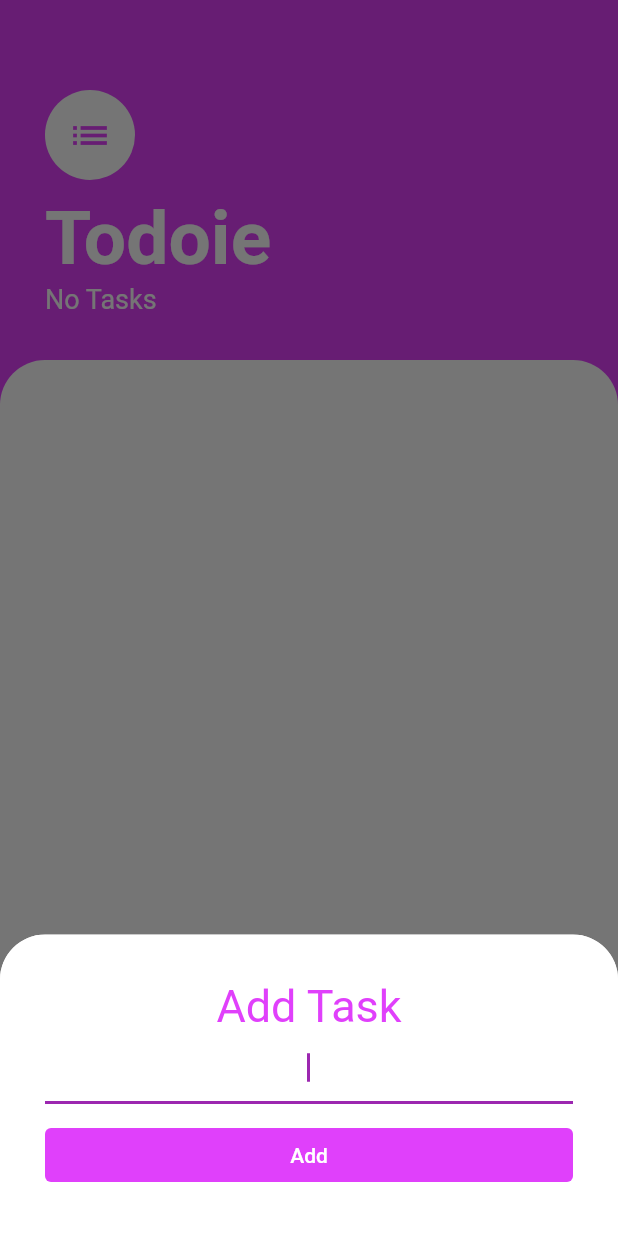
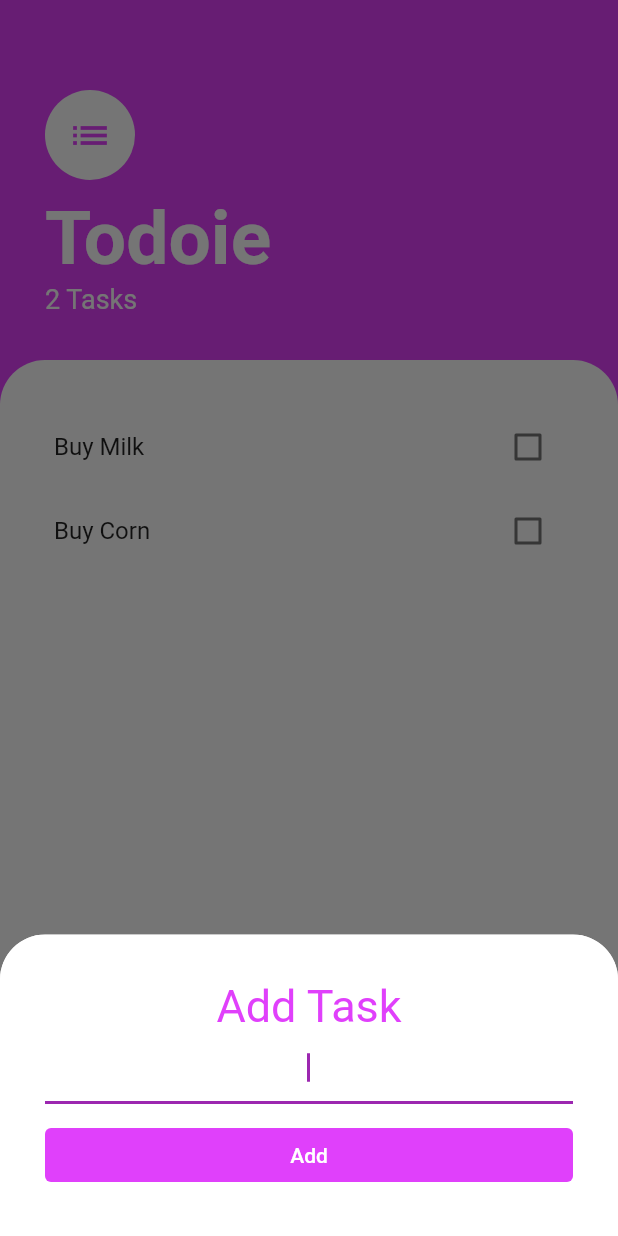
Before and after one commit to chaniru-puldith/todoie-flutter-app, a Flutter app: the screen it shows after launch, after a tap on the "add" icon, on a phone screen of 412 x 824 dp. Run offline on Flutter 3.47's test engine with Material 2 defaults, Android fonts, the phone set to English and light mode, and no system bars.

```diff
--- a/lib/main.dart
+++ b/lib/main.dart
@@ -1,4 +1,6 @@
 import 'package:flutter/material.dart';
+import 'package:provider/provider.dart';
+import 'package:todoie/models/task_data.dart';
 import 'package:todoie/screens/task_screen.dart';
 
 void main() {
@@ -10,10 +12,13 @@ class MyApp extends StatelessWidget {
 
   @override
   Widget build(BuildContext context) {
-    return MaterialApp(
-      debugShowCheckedModeBanner: false,
-      theme: ThemeData(primarySwatch: Colors.purple),
-      home: TaskScreen(),
+    return ChangeNotifierProvider(
+      create: (BuildContext context) => TaskData(),
+      child: MaterialApp(
+        debugShowCheckedModeBanner: false,
+        theme: ThemeData(primarySwatch: Colors.purple),
+        home: const TaskScreen(),
+      ),
     );
   }
 }
--- /dev/null
+++ b/lib/models/task_data.dart
@@ -0,0 +1,32 @@
+import 'dart:collection';
+import 'package:flutter/foundation.dart';
+import 'package:todoie/models/task.dart';
+
+class TaskData extends ChangeNotifier {
+  List<Task> _tasks = [
+    Task(name: 'Buy Milk'),
+    Task(name: 'Buy Corn'),
+  ];
+
+  UnmodifiableListView<Task> get tasks {
+    return UnmodifiableListView(_tasks);
+  }
+
+  int get taskCount {
+    return _tasks.length;
+  }
+
+  bool get isEmpty {
+    return _tasks.isEmpty;
+  }
+
+  void addTask(String taskTitle) {
+    _tasks.add(Task(name: taskTitle));
+    notifyListeners();
+  }
+
+  void updateTask(Task task) {
+    task.toggleDone();
+    notifyListeners();
+  }
+}
--- a/lib/screens/add_task_screen.dart
+++ b/lib/screens/add_task_screen.dart
@@ -1,13 +1,13 @@
 import 'package:flutter/material.dart';
+import 'package:provider/provider.dart';
+import 'package:todoie/models/task_data.dart';
 
 class AddTaskScreen extends StatelessWidget {
-  final Function addTaskCallback;
-
-  const AddTaskScreen({super.key, required this.addTaskCallback});
+  const AddTaskScreen({super.key});
 
   @override
   Widget build(BuildContext context) {
-    String? newTaskTitle;
+    late String newTaskTitle;
 
     return Container(
       color: Colors.white,
@@ -35,7 +35,9 @@ class AddTaskScreen extends StatelessWidget {
           ),
           TextButton(
             onPressed: () {
-              addTaskCallback(newTaskTitle);
+              Provider.of<TaskData>(context, listen: false)
+                  .addTask(newTaskTitle);
+              Navigator.pop(context);
             },
             style: TextButton.styleFrom(
               foregroundColor: Colors.white,
--- a/lib/screens/task_screen.dart
+++ b/lib/screens/task_screen.dart
@@ -1,21 +1,16 @@
 import 'package:flutter/material.dart';
+import 'package:provider/provider.dart';
+import 'package:todoie/models/task_data.dart';
 import 'package:todoie/screens/add_task_screen.dart';
 import 'package:todoie/widgets/tasks_list.dart';
-import 'package:todoie/models/task.dart';
 
-class TaskScreen extends StatefulWidget {
+class TaskScreen extends StatelessWidget {
   const TaskScreen({super.key});
 
   @override
-  State<TaskScreen> createState() => _TaskScreenState();
-}
-
-class _TaskScreenState extends State<TaskScreen> {
-  List<Task> tasks = [];
-
-  @override
   Widget build(BuildContext context) {
-    print;
+    return Consumer<TaskData>(
+      builder: (BuildContext context, TaskData taskData, Widget? child) {
         return Scaffold(
           backgroundColor: Colors.purpleAccent,
           floatingActionButton: FloatingActionButton(
@@ -35,15 +30,7 @@ class _TaskScreenState extends State<TaskScreen> {
                   child: Container(
                     padding: EdgeInsets.only(
                         bottom: MediaQuery.of(context).viewInsets.bottom),
-                child: AddTaskScreen(
-                  addTaskCallback: (newTaskTitle) {
-                    setState(() {
-                      tasks.add(Task(name: newTaskTitle));
-                    });
-
-                    Navigator.pop(context);
-                  },
-                ),
+                    child: AddTaskScreen(),
                   ),
                 ),
               );
@@ -79,7 +66,7 @@ class _TaskScreenState extends State<TaskScreen> {
                             fontWeight: FontWeight.w700),
                       ),
                       Text(
-                    '${tasks.isEmpty ? 'No' : tasks.length} ${tasks.length == 1 ? 'Task' : 'Tasks'}',
+                        '${taskData.isEmpty ? 'No' : taskData.taskCount} ${taskData.taskCount == 1 ? 'Task' : 'Tasks'}',
                         style: const TextStyle(
                           color: Colors.white,
                           fontSize: 18.0,
@@ -100,12 +87,14 @@ class _TaskScreenState extends State<TaskScreen> {
                         topLeft: Radius.circular(30.0),
                       ),
                     ),
-                child: TasksList(tasks: tasks),
+                    child: const TasksList(),
                   ),
                 ),
               ],
             ),
           ),
         );
+      },
+    );
   }
 }
--- a/lib/widgets/task_tile.dart
+++ b/lib/widgets/task_tile.dart
@@ -3,12 +3,13 @@ import 'package:flutter/material.dart';
 class TaskTitle extends StatelessWidget {
   final bool isChecked;
   final String taskTitle;
+  final Function(bool?) checkboxCallBack;
 
   const TaskTitle({
     super.key,
     required this.isChecked,
     required this.taskTitle,
-    required Null Function(bool? checkBoxState) checkBoxCallBack,
+    required this.checkboxCallBack,
   });
 
   @override
@@ -22,7 +23,8 @@ class TaskTitle extends StatelessWidget {
       trailing: Checkbox(
         value: isChecked,
         activeColor: Colors.purpleAccent,
-          onChanged: (bool? value) {},
-        ));
+        onChanged: checkboxCallBack,
+      ),
+    );
   }
 }
--- a/lib/widgets/tasks_list.dart
+++ b/lib/widgets/tasks_list.dart
@@ -1,32 +1,29 @@
 import 'package:flutter/material.dart';
 import 'package:todoie/widgets/task_tile.dart';
-import 'package:todoie/models/task.dart';
+import 'package:provider/provider.dart';
+import 'package:todoie/models/task_data.dart';
 
-class TasksList extends StatefulWidget {
-  final List<Task> tasks;
-
-  const TasksList({super.key, required this.tasks});
+class TasksList extends StatelessWidget {
+  const TasksList({super.key});
 
   @override
-  State<TasksList> createState() => _TasksListState();
-}
-
-class _TasksListState extends State<TasksList> {
-  @override
   Widget build(BuildContext context) {
-    return ListView.builder(
-      itemBuilder: (context, index) {
-        return TaskTitle(
-          isChecked: widget.tasks[index].isDone,
-          taskTitle: widget.tasks[index].name,
-          checkBoxCallBack: (bool? checkBoxState) {
-            setState(() {
-              widget.tasks[index].toggleDone();
-            });
+    return Consumer<TaskData>(
+      builder: (BuildContext context, TaskData taskData, Widget? child) {
+        return ListView.builder(
+          itemBuilder: (context, index) {
+            final currentTask = taskData.tasks[index];
+            return TaskTitle(
+              isChecked: currentTask.isDone,
+              taskTitle: currentTask.name,
+              checkboxCallBack: (checkboxState) {
+                taskData.updateTask(currentTask);
+              },
+            );
           },
+          itemCount: taskData.tasks.length,
         );
       },
-      itemCount: widget.tasks.length,
     );
   }
 }
```
Also changed, not shown: pubspec.yaml (+4 -4 lines), pubspec.lock. Lines whose indentation alone changed are shown as unchanged.
